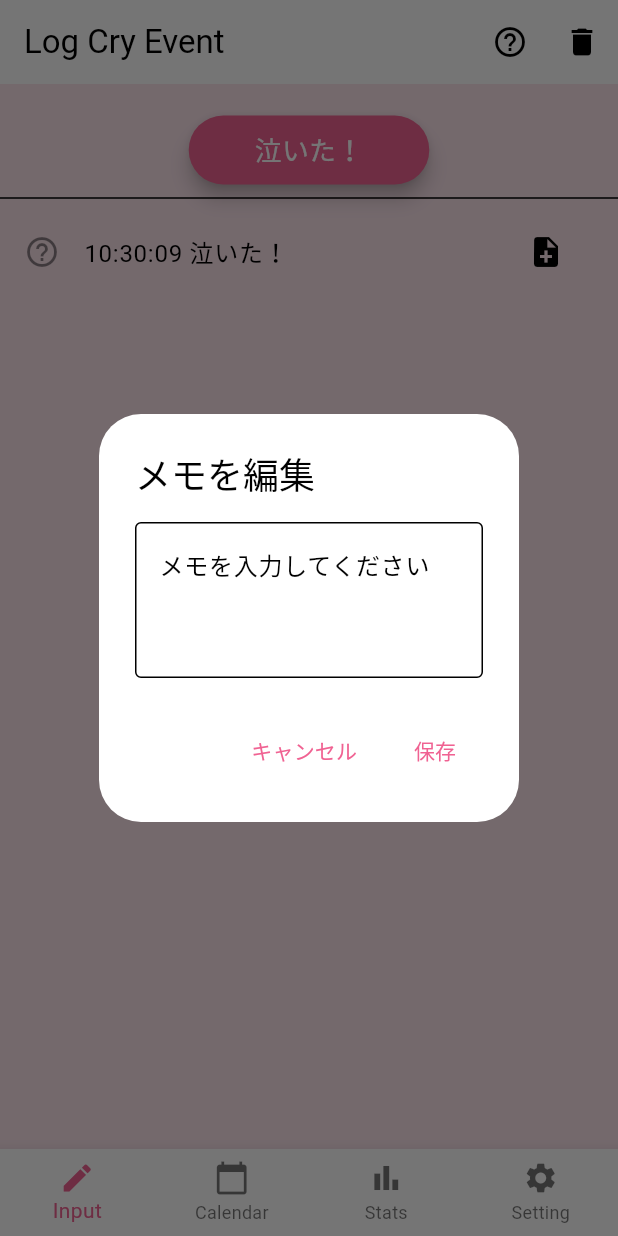
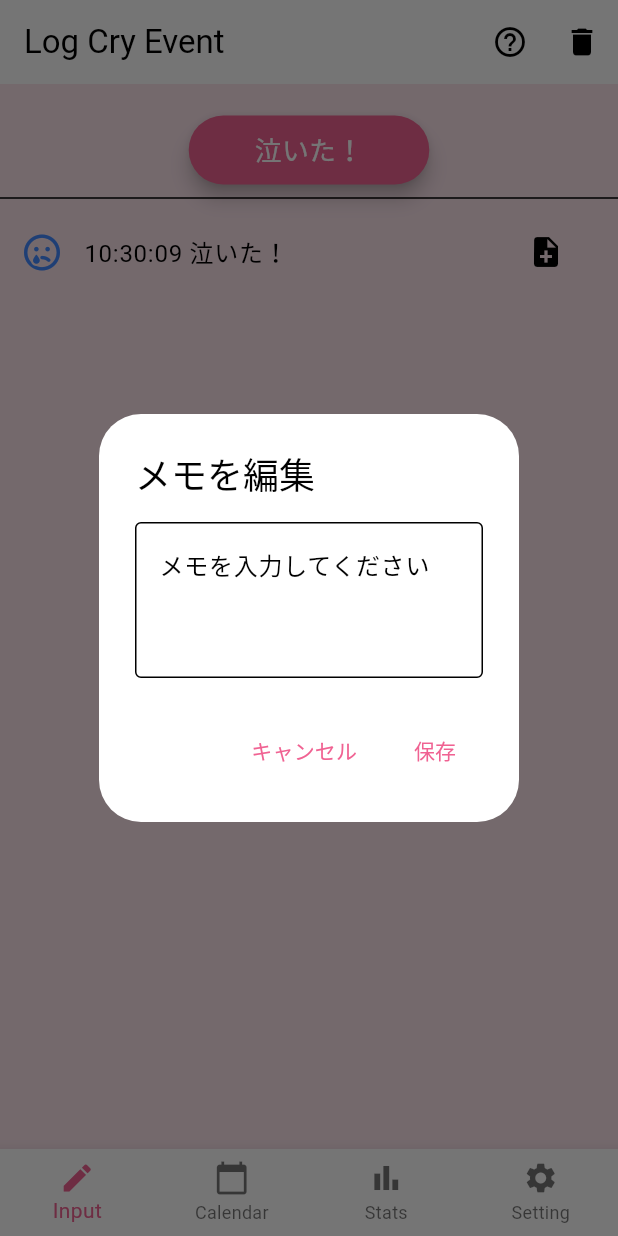
Before and after one commit to Ta813/nakimemo, a Flutter app: the screen it shows after launch, after a tap on "泣いた！", after a tap on the "note add" icon, on a phone screen of 412 x 824 dp. Run offline on Flutter 3.47's test engine with Material 3 defaults, Android fonts, the phone set to English and light mode, and no system bars; our stand-ins replace fl_chart, flutter_dotenv, font_awesome_flutter, shared_preferences, table_calendar; missing offline and left inert: home_widget; generated files the repository leaves out were written again.

Commit message:
「泣いた！」カテゴリを追加し、関連するアイコンと色を設定しました。また、統計画面でのログ集計処理を更新しました。入力画面とカレンダー画面でも「泣いた！」カテゴリを考慮するようにしました。

```diff
--- a/lib/main.dart
+++ b/lib/main.dart
@@ -23,8 +23,8 @@ Future<void> main() async {
     WidgetsFlutterBinding.ensureInitialized();
     if (!kIsWeb) {
       await dotenv.load();
+      HomeWidget.registerInteractivityCallback(interactiveCallback);
     }
-    HomeWidget.registerInteractivityCallback(interactiveCallback);
     runApp(
       MultiProvider(
         providers: [
--- a/lib/screens/input_screen.dart
+++ b/lib/screens/input_screen.dart
@@ -7,6 +7,7 @@ import 'package:shared_preferences/shared_preferences.dart';
 import 'package:intl/intl.dart'; // 時刻整形に使用
 import 'package:font_awesome_flutter/font_awesome_flutter.dart';
 import 'package:flutter_gen/gen_l10n/app_localizations.dart';
+import 'package:flutter/foundation.dart' show kIsWeb;
 
 class InputScreen extends StatefulWidget {
   @override
@@ -19,6 +20,11 @@ class _InputScreenState extends State<InputScreen> {
 
   // カテゴリの定義
   final List<Map<String, dynamic>> _categories = [
+    {
+      'label': '泣いた！',
+      'icon': FontAwesomeIcons.faceSadTear,
+      'color': Colors.blueAccent
+    },
     {
       'label': 'ミルク',
       'icon': FontAwesomeIcons.prescriptionBottle,
@@ -93,8 +99,10 @@ class _InputScreenState extends State<InputScreen> {
 
     data[todayKey] = todayLogs;
     await prefs.setString('cry_logs', json.encode(data));
-    await HomeWidget.saveWidgetData('last_cry_time', todayKey + ' ' + timeStr);
-
+    if (!kIsWeb) {
+      await HomeWidget.saveWidgetData(
+          'last_cry_time', todayKey + ' ' + timeStr);
+    }
     todayLogs.sort((a, b) {
       final timeA = a.split(' ').first;
       final timeB = b.split(' ').first;
@@ -108,6 +116,7 @@ class _InputScreenState extends State<InputScreen> {
 
     // 一定時間後に色をリセット
     Future.delayed(Duration(seconds: 2), () {
+      if (!mounted) return;
       setState(() {
         _newlyAddedIndexes.remove(0); // 色をリセット
       });
@@ -159,6 +168,7 @@ class _InputScreenState extends State<InputScreen> {
 
   // カテゴリに応じたアイコンを返す
   IconData _getCategoryIcon(String log) {
+    if (log.contains('泣いた！')) return FontAwesomeIcons.faceSadTear;
     if (log.contains('ミルク')) return FontAwesomeIcons.prescriptionBottle;
     if (log.contains('おむつ')) return FontAwesomeIcons.toilet;
     if (log.contains('眠い')) return FontAwesomeIcons.moon;
@@ -170,6 +180,7 @@ class _InputScreenState extends State<InputScreen> {
 
   // カテゴリに応じた色を返す
   Color _getCategoryColor(String log) {
+    if (log.contains('泣いた！')) return Colors.blueAccent;
     if (log.contains('ミルク')) return Colors.lightBlue;
     if (log.contains('おむつ')) return Colors.lightGreen;
     if (log.contains('眠い')) return Colors.amber;
@@ -257,6 +268,14 @@ class _InputScreenState extends State<InputScreen> {
             final todayKey = _getTodayKey();
             final todayLogs = List<String>.from(data[todayKey] ?? []);
             todayLogs[index] = updatedLog;
+
+            // リストを降順にソート
+            todayLogs.sort((a, b) {
+              final timeA = a.split(' ').first;
+              final timeB = b.split(' ').first;
+              return timeB.compareTo(timeA); // 降順
+            });
+
             data[todayKey] = todayLogs;
             await prefs.setString('cry_logs', json.encode(data));
             setState(() {
```
Also changed, not shown: lib/screens/calendar_screen.dart (+10 -0 lines), lib/screens/stats_screen.dart (+27 -37 lines).
